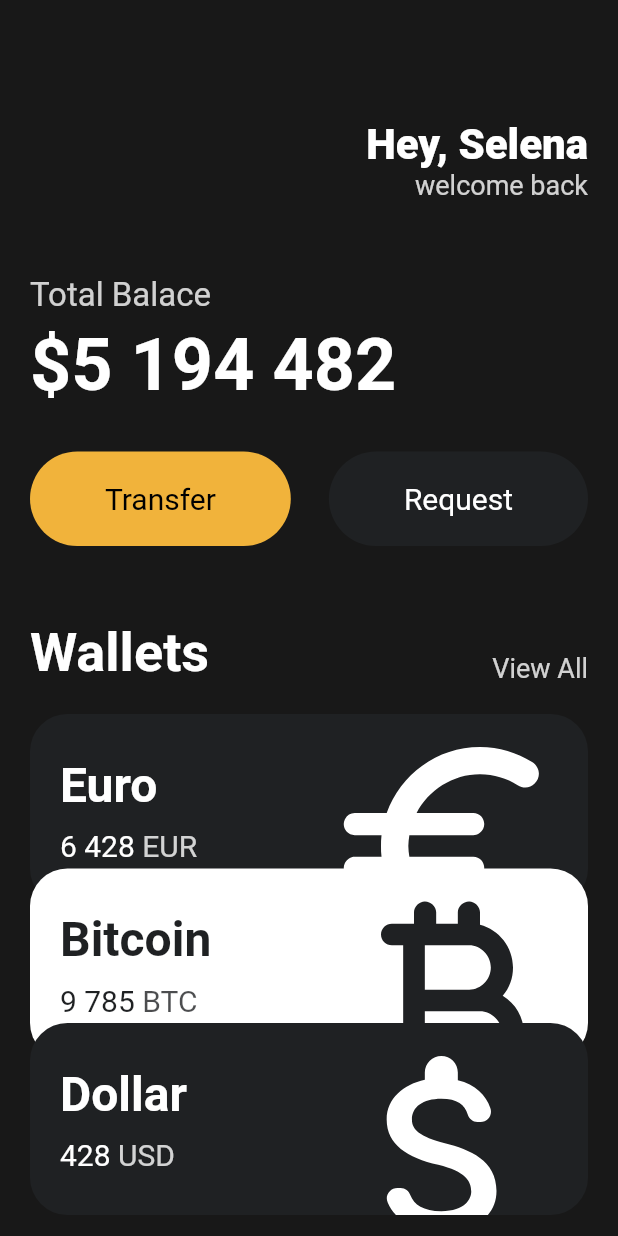
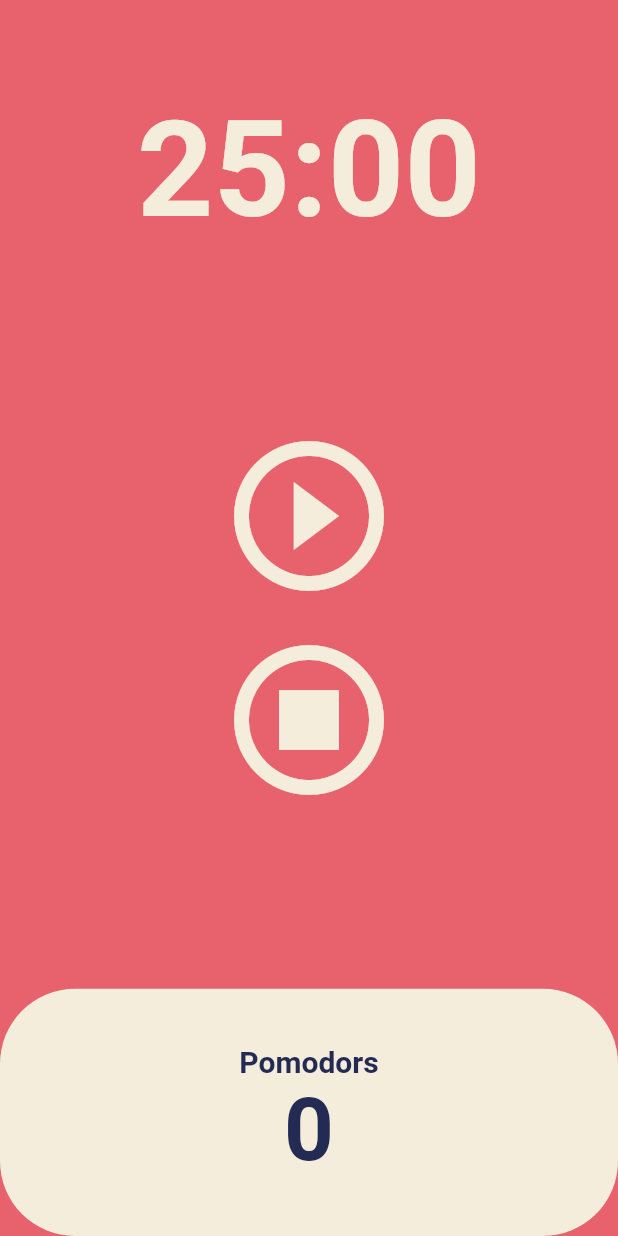
Before and after one commit to Mun-cloud/toonflix, a Flutter app: the screen it shows after launch, on a phone screen of 412 x 824 dp. Run offline on Flutter 3.47's test engine with Material 2 defaults, Android fonts, the phone set to English and light mode, and no system bars.

Commit message:
pomodors 앱 완료

```diff
--- a/lib/main.dart
+++ b/lib/main.dart
@@ -1,6 +1,5 @@
 import 'package:flutter/material.dart';
-import 'package:toonflix/widgets/buttons.dart';
-import 'package:toonflix/widgets/currency_card.dart';
+import 'package:toonflix/screens/home_screen.dart';
 
 void main() {
   runApp(const App());
@@ -12,139 +11,18 @@ class App extends StatelessWidget {
   @override
   Widget build(BuildContext context) {
     return MaterialApp(
-      home: Scaffold(
-        backgroundColor: const Color(0xff181818),
-        body: SingleChildScrollView(
-          child: Padding(
-            padding: const EdgeInsets.symmetric(horizontal: 20),
-            child: Column(
-              crossAxisAlignment: CrossAxisAlignment.start,
-              children: [
-                const SizedBox(height: 80),
-                const Row(
-                  mainAxisAlignment: MainAxisAlignment.end,
-                  children: [
-                    Column(
-                      crossAxisAlignment: CrossAxisAlignment.end,
-                      children: [
-                        Text(
-                          "Hey, Selena",
-                          style: TextStyle(
-                              color: Colors.white,
-                              fontSize: 28,
-                              fontWeight: FontWeight.w800),
-                        ),
-                        Text(
-                          "welcome back",
-                          style: TextStyle(
-                            fontSize: 18,
-                            color: Color.fromRGBO(255, 255, 255, 0.8),
-                          ),
-                        ),
-                      ],
-                    )
-                  ],
-                ),
-                const SizedBox(
-                  height: 50,
-                ),
-                Text(
-                  "Total Balace",
-                  style: TextStyle(
-                    color: Colors.white.withOpacity(0.8),
-                    fontSize: 22,
-                  ),
-                ),
-                const SizedBox(
-                  height: 5,
-                ),
-                const Text(
-                  "\$5 194 482",
-                  style: TextStyle(
-                    fontSize: 48,
-                    color: Colors.white,
-                    fontWeight: FontWeight.w600,
-                  ),
-                ),
-                const SizedBox(
-                  height: 30,
-                ),
-                const Row(
-                  mainAxisAlignment: MainAxisAlignment.spaceBetween,
-                  children: [
-                    Button(
-                        text: "Transfer",
-                        bgColor: Color(0xfff1b33b),
-                        textColor: Colors.black),
-                    Button(
-                        text: "Request",
-                        bgColor: Color(0xff1f2123),
-                        textColor: Colors.white),
-                  ],
-                ),
-                const SizedBox(
-                  height: 50,
-                ),
-                Row(
-                  mainAxisAlignment: MainAxisAlignment.spaceBetween,
-                  crossAxisAlignment: CrossAxisAlignment.end,
-                  children: [
-                    const Text(
-                      "Wallets",
-                      style: TextStyle(
-                        color: Colors.white,
-                        fontSize: 36,
-                        fontWeight: FontWeight.w600,
-                      ),
-                    ),
-                    Text(
-                      "View All",
-                      style: TextStyle(
-                        color: Colors.white.withOpacity(0.8),
-                        fontSize: 18,
-                      ),
-                    ),
-                  ],
-                ),
-                const SizedBox(
-                  height: 20,
-                ),
-                const CurrencyCard(
-                    name: 'Euro',
-                    code: "EUR",
-                    amount: "6 428",
-                    icon: Icons.euro_rounded,
-                    isInverted: false,
-                    order: 0),
-                const CurrencyCard(
-                  name: 'Bitcoin',
-                  code: "BTC",
-                  amount: "9 785",
-                  icon: Icons.currency_bitcoin_rounded,
-                  isInverted: true,
-                  order: 1,
-                ),
-
-                const CurrencyCard(
-                  name: 'Dollar',
-                  code: "USD",
-                  amount: "428",
-                  icon: Icons.attach_money_rounded,
-                  isInverted: false,
-                  order: 2,
-                ),
-
-                // const CurrencyCard(
-                //   name: 'Euro',
-                //   code: "EUR",
-                //   amount: "6 428",
-                //   icon: Icons.euro_rounded,
-                // )
-              ],
-            ),
+      theme: ThemeData(
+        colorScheme: ColorScheme.fromSwatch(
+          backgroundColor: const Color(0xffe7626c),
+        ),
+        textTheme: const TextTheme(
+          displayLarge: TextStyle(
+            color: Color(0xff232b55),
           ),
         ),
+        cardColor: const Color(0xfff4eddb),
       ),
+      home: const HomeScreen(),
     );
   }
 }
--- /dev/null
+++ b/lib/screens/home_screen.dart
@@ -0,0 +1,153 @@
+import 'dart:async';
+
+import 'package:flutter/material.dart';
+
+class HomeScreen extends StatefulWidget {
+  const HomeScreen({super.key});
+
+  @override
+  State<HomeScreen> createState() => _HomeScreenState();
+}
+
+class _HomeScreenState extends State<HomeScreen> {
+  static const initialSeconds = 1500;
+  int totalSeconds = initialSeconds;
+  bool isRunning = false;
+  int totalPomodoros = 0;
+  late Timer timer;
+
+  void timerReset() {
+    isRunning = false;
+    totalSeconds = initialSeconds;
+    timer.cancel();
+  }
+
+  void onTick(Timer timer) {
+    if (totalSeconds == 1) {
+      setState(() {
+        totalPomodoros++;
+      });
+      timerReset();
+    } else {
+      setState(() {
+        totalSeconds = totalSeconds - 1;
+      });
+    }
+  }
+
+  void onStartPressed() {
+    timer = Timer.periodic(const Duration(seconds: 1), onTick);
+    setState(() {
+      isRunning = true;
+    });
+  }
+
+  String format(int seconds) {
+    var duration = Duration(seconds: seconds);
+    return duration.toString().split(".").first.substring(2);
+  }
+
+  void onPausePressed() {
+    timer.cancel();
+    setState(() {
+      isRunning = false;
+    });
+  }
+
+  void onResetPressed() {
+    setState(() {});
+    timerReset();
+  }
+
+  @override
+  Widget build(BuildContext context) {
+    return Scaffold(
+      backgroundColor: Theme.of(context).colorScheme.background,
+      body: Column(
+        children: [
+          Flexible(
+            flex: 1,
+            child: Container(
+              alignment: Alignment.bottomCenter,
+              child: Text(
+                format(totalSeconds),
+                style: TextStyle(
+                  color: Theme.of(context).cardColor,
+                  fontSize: 89,
+                  fontWeight: FontWeight.w600,
+                ),
+              ),
+            ),
+          ),
+          Flexible(
+            flex: 3,
+            child: Center(
+              child: Column(
+                mainAxisAlignment: MainAxisAlignment.center,
+                children: [
+                  IconButton(
+                    iconSize: 120,
+                    color: Theme.of(context).cardColor,
+                    onPressed: isRunning ? onPausePressed : onStartPressed,
+                    icon: Icon(
+                      isRunning
+                          ? Icons.pause_circle_outline
+                          : Icons.play_circle_outline,
+                    ),
+                  ),
+                  IconButton(
+                    iconSize: 120,
+                    color: Theme.of(context).cardColor,
+                    onPressed: onResetPressed,
+                    icon: const Icon(
+                      Icons.stop_circle_outlined,
+                    ),
+                  ),
+                ],
+              ),
+            ),
+          ),
+          Flexible(
+            flex: 1,
+            child: Row(
+              children: [
+                Expanded(
+                  child: Container(
+                    decoration: BoxDecoration(
+                        color: Theme.of(context).cardColor,
+                        borderRadius: BorderRadius.circular(50)),
+                    child: Column(
+                      mainAxisAlignment: MainAxisAlignment.center,
+                      children: [
+                        Text(
+                          "Pomodors",
+                          style: TextStyle(
+                              fontSize: 20,
+                              fontWeight: FontWeight.w600,
+                              color: Theme.of(context)
+                                  .textTheme
+                                  .displayLarge!
+                                  .color),
+                        ),
+                        Text(
+                          "$totalPomodoros",
+                          style: TextStyle(
+                              fontSize: 58,
+                              fontWeight: FontWeight.w600,
+                              color: Theme.of(context)
+                                  .textTheme
+                                  .displayLarge!
+                                  .color),
+                        ),
+                      ],
+                    ),
+                  ),
+                ),
+              ],
+            ),
+          ),
+        ],
+      ),
+    );
+  }
+}
--- a/lib/widgets/buttons.dart
+++ /dev/null
@@ -1,37 +0,0 @@
-import 'package:flutter/material.dart';
-
-class Button extends StatelessWidget {
-  final String text;
-  final Color bgColor;
-  final Color textColor;
-
-  const Button({
-    super.key,
-    required this.text,
-    required this.bgColor,
-    required this.textColor,
-  });
-
-  @override
-  Widget build(BuildContext context) {
-    return Container(
-      decoration: BoxDecoration(
-        color: bgColor,
-        borderRadius: BorderRadius.circular(40),
-      ),
-      child: Padding(
-        padding: const EdgeInsets.symmetric(
-          vertical: 20,
-          horizontal: 50,
-        ),
-        child: Text(
-          text,
-          style: TextStyle(
-            color: textColor,
-            fontSize: 20,
-          ),
-        ),
-      ),
-    );
-  }
-}
--- a/lib/widgets/currency_card.dart
+++ /dev/null
@@ -1,92 +0,0 @@
-import 'package:flutter/material.dart';
-
-class CurrencyCard extends StatelessWidget {
-  final String name, code, amount;
-  final int order;
-  final IconData icon;
-  final bool isInverted;
-
-  final _blackColor = const Color(0xff1f2123);
-
-  const CurrencyCard({
-    super.key,
-    required this.name,
-    required this.code,
-    required this.amount,
-    required this.icon,
-    required this.isInverted,
-    required this.order,
-  });
-
-  @override
-  Widget build(BuildContext context) {
-    return Transform.translate(
-      offset: Offset(0, order * -25),
-      child: Container(
-        clipBehavior: Clip.hardEdge,
-        decoration: BoxDecoration(
-          color: isInverted ? Colors.white : _blackColor,
-          borderRadius: BorderRadius.circular(25),
-        ),
-        child: Padding(
-          padding: const EdgeInsets.all(20),
-          child: Row(
-            mainAxisAlignment: MainAxisAlignment.spaceBetween,
-            children: [
-              Column(
-                crossAxisAlignment: CrossAxisAlignment.start,
-                children: [
-                  Text(
-                    name,
-                    style: TextStyle(
-                      color: isInverted ? _blackColor : Colors.white,
-                      fontSize: 32,
-                      fontWeight: FontWeight.w600,
-                    ),
-                  ),
-                  const SizedBox(
-                    height: 10,
-                  ),
-                  Row(
-                    children: [
-                      Text(
-                        amount,
-                        style: TextStyle(
-                          color: isInverted ? _blackColor : Colors.white,
-                          fontSize: 20,
-                        ),
-                      ),
-                      const SizedBox(
-                        width: 5,
-                      ),
-                      Text(
-                        code,
-                        style: TextStyle(
-                          color: isInverted
-                              ? _blackColor.withOpacity(0.8)
-                              : Colors.white.withOpacity(0.8),
-                          fontSize: 20,
-                        ),
-                      ),
-                    ],
-                  )
-                ],
-              ),
-              Transform.scale(
-                scale: 2,
-                child: Transform.translate(
-                  offset: const Offset(-15, 12),
-                  child: Icon(
-                    icon,
-                    color: isInverted ? _blackColor : Colors.white,
-                    size: 88,
-                  ),
-                ),
-              )
-            ],
-          ),
-        ),
-      ),
-    );
-  }
-}
```
